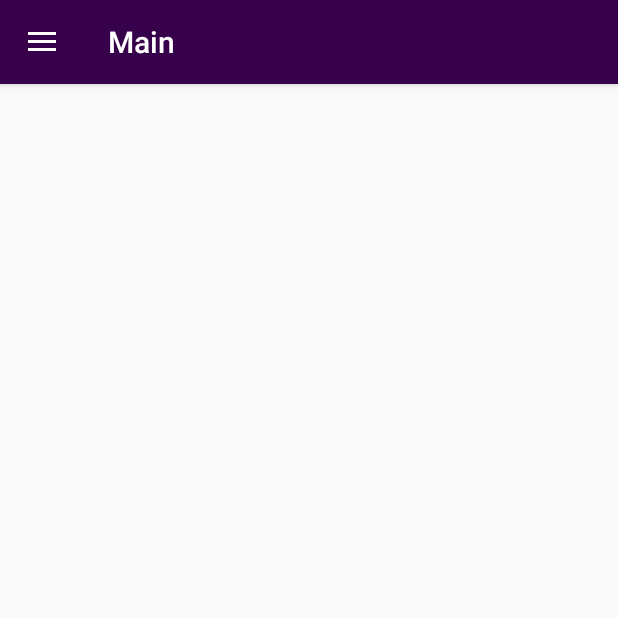
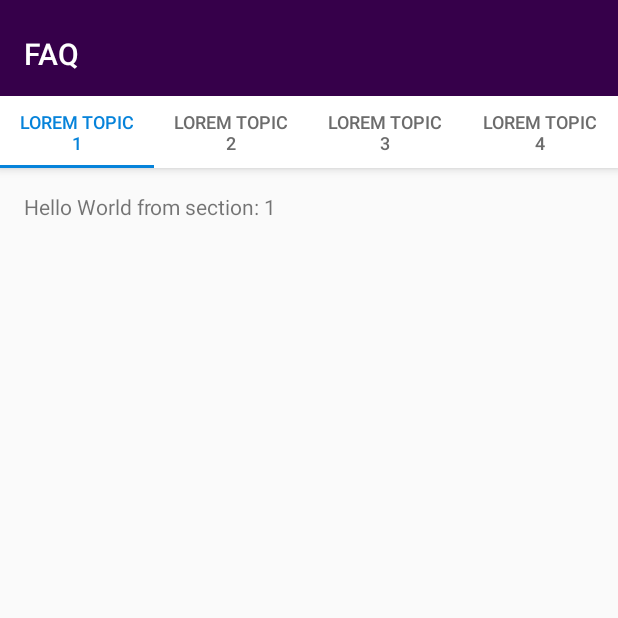
Before and after one commit to AKS1996/TIApp, an Android app: the screen it shows after launch (Main before the commit, Help after it), on a phone screen of 412 x 824 dp, the top half of it. Run offline under Robolectric (Android 15) with nearby library versions, the phone set to English and light mode, and no system bars.

```diff
--- a/app/src/main/AndroidManifest.xml
+++ b/app/src/main/AndroidManifest.xml
@@ -27,6 +27,12 @@
             android:name=".Main"
             android:label="@string/title_activity_main"
             android:theme="@style/customTheme.NoActionBar">
+        </activity>
+        <activity
+            android:name=".Help"
+            android:label="@string/title_activity_help"
+            android:theme="@style/customTheme" />
+        <activity android:name=".MainActivity">
             <intent-filter>
                 <action android:name="android.intent.action.MAIN" />
 
--- /dev/null
+++ b/app/src/main/java/com/example/tiapp/Help.java
@@ -0,0 +1,94 @@
+package com.example.tiapp;
+
+import android.support.design.widget.TabLayout;
+
+import android.support.v4.app.Fragment;
+import android.support.v4.app.FragmentManager;
+import android.support.v4.app.FragmentPagerAdapter;
+import android.support.v4.view.ViewPager;
+import android.os.Bundle;
+import android.support.v7.app.AppCompatActivity;
+import android.support.v7.widget.Toolbar;
+import android.view.LayoutInflater;
+import android.view.View;
+import android.view.ViewGroup;
+
+import android.widget.TextView;
+
+public class Help extends Main {
+
+    private SectionsPagerAdapter mSectionsPagerAdapter;
+    private ViewPager mViewPager;
+
+    @Override
+    protected void onCreate(Bundle savedInstanceState) {
+        super.onCreate(savedInstanceState);
+        setContentView(R.layout.activity_help);
+
+//        Toolbar toolbar = (Toolbar) findViewById(R.id.toolbar);
+//        setSupportActionBar(toolbar);
+        mSectionsPagerAdapter = new SectionsPagerAdapter(getSupportFragmentManager());
+
+        // Set up the ViewPager with the sections adapter.
+        mViewPager = (ViewPager) findViewById(R.id.container);
+        mViewPager.setAdapter(mSectionsPagerAdapter);
+
+        TabLayout tabLayout = (TabLayout) findViewById(R.id.tabs);
+
+        mViewPager.addOnPageChangeListener(new TabLayout.TabLayoutOnPageChangeListener(tabLayout));
+        tabLayout.addOnTabSelectedListener(new TabLayout.ViewPagerOnTabSelectedListener(mViewPager));
+
+    }
+
+    public static class PlaceholderFragment extends Fragment {
+        private static final String ARG_SECTION_NUMBER = "section_number";
+
+        public PlaceholderFragment() {
+        }
+
+        /**
+         * Returns a new instance of this fragment for the given section
+         * number.
+         */
+        public static PlaceholderFragment newInstance(int sectionNumber) {
+            PlaceholderFragment fragment = new PlaceholderFragment();
+            Bundle args = new Bundle();
+            args.putInt(ARG_SECTION_NUMBER, sectionNumber);
+            fragment.setArguments(args);
+            return fragment;
+        }
+
+        @Override
+        public View onCreateView(LayoutInflater inflater, ViewGroup container,
+                                 Bundle savedInstanceState) {
+            View rootView = inflater.inflate(R.layout.fragment_help, container, false);
+            TextView textView = (TextView) rootView.findViewById(R.id.section_label);
+            textView.setText(getString(R.string.section_format, getArguments().getInt(ARG_SECTION_NUMBER)));
+            return rootView;
+        }
+    }
+
+    /**
+     * A {@link FragmentPagerAdapter} that returns a fragment corresponding to
+     * one of the sections/tabs/pages.
+     */
+    public class SectionsPagerAdapter extends FragmentPagerAdapter {
+
+        public SectionsPagerAdapter(FragmentManager fm) {
+            super(fm);
+        }
+
+        @Override
+        public Fragment getItem(int position) {
+            // getItem is called to instantiate the fragment for the given page.
+            // Return a PlaceholderFragment (defined as a static inner class below).
+            return PlaceholderFragment.newInstance(position + 1);
+        }
+
+        @Override
+        public int getCount() {
+            // Show 4 total pages.
+            return 4;
+        }
+    }
+}
--- /dev/null
+++ b/app/src/main/java/com/example/tiapp/MainActivity.java
@@ -0,0 +1,25 @@
+package com.example.tiapp;
+
+import android.content.Intent;
+import android.support.v7.app.AppCompatActivity;
+import android.os.Bundle;
+
+public class MainActivity extends AppCompatActivity {
+
+    @Override
+    protected void onCreate(Bundle savedInstanceState) {
+        super.onCreate(savedInstanceState);
+        setContentView(R.layout.activity_main);
+
+        startActivity(new Intent(this, Help.class));
+//        startActivity(new Intent(this, Main.class));
+//        startActivityForResult(new Intent(this, DotClass.class),1);
+//        SharedPreferences settings = getSharedPreferences("prefs", 0);
+//        if ( settings.getBoolean("newUser", true)) {
+//            startActivity(new Intent(Main.this, LoginActivity.class));
+//        }
+//        if ( settings.getBoolean("firstRun", true)) {
+//            startActivity(new Intent(Main.this, WelcomeViewFlipper.class));
+//        }
+    }
+}
--- /dev/null
+++ b/app/src/main/res/layout/activity_help.xml
@@ -0,0 +1,72 @@
+<?xml version="1.0" encoding="utf-8"?>
+<android.support.design.widget.CoordinatorLayout xmlns:android="http://schemas.android.com/apk/res/android"
+    xmlns:app="http://schemas.android.com/apk/res-auto"
+    xmlns:tools="http://schemas.android.com/tools"
+    android:id="@+id/main_content"
+    android:layout_width="match_parent"
+    android:layout_height="match_parent"
+    android:fitsSystemWindows="true"
+    tools:context="com.example.tiapp.Help">
+
+    <android.support.design.widget.AppBarLayout
+        android:id="@+id/appbar"
+        android:layout_width="match_parent"
+        android:layout_height="wrap_content"
+        android:paddingTop="@dimen/appbar_padding_top"
+        android:theme="@style/customTheme.AppBarOverlay">
+
+        <android.support.v7.widget.Toolbar
+            android:id="@+id/toolbar"
+            android:layout_width="match_parent"
+            android:layout_height="?attr/actionBarSize"
+            android:layout_weight="1"
+            android:background="?attr/colorPrimary"
+            app:layout_scrollFlags="scroll|enterAlways"
+            app:popupTheme="@style/customTheme.PopupOverlay"
+            app:title="FAQ">
+
+        </android.support.v7.widget.Toolbar>
+
+        <android.support.design.widget.TabLayout
+            android:id="@+id/tabs"
+            android:background="@color/white"
+            app:tabIndicatorColor="@color/navyBlue"
+            app:tabSelectedTextColor="@color/navyBlue"
+            app:tabTextColor="@color/d_grey"
+            android:layout_width="match_parent"
+            android:layout_height="wrap_content">
+
+            <android.support.design.widget.TabItem
+                android:id="@+id/tabItem"
+                android:layout_width="wrap_content"
+                android:layout_height="wrap_content"
+                android:text="@string/tab_text_1" />
+
+            <android.support.design.widget.TabItem
+                android:id="@+id/tabItem2"
+                android:layout_width="wrap_content"
+                android:layout_height="wrap_content"
+                android:text="@string/tab_text_2" />
+
+            <android.support.design.widget.TabItem
+                android:id="@+id/tabItem3"
+                android:layout_width="wrap_content"
+                android:layout_height="wrap_content"
+                android:text="@string/tab_text_3" />
+
+            <android.support.design.widget.TabItem
+                android:id="@+id/tabItem4"
+                android:layout_width="wrap_content"
+                android:layout_height="wrap_content"
+                android:text="@string/tab_text_4" />
+
+        </android.support.design.widget.TabLayout>
+    </android.support.design.widget.AppBarLayout>
+
+    <android.support.v4.view.ViewPager
+        android:id="@+id/container"
+        android:layout_width="match_parent"
+        android:layout_height="match_parent"
+        app:layout_behavior="@string/appbar_scrolling_view_behavior" />
+
+</android.support.design.widget.CoordinatorLayout>
--- /dev/null
+++ b/app/src/main/res/layout/activity_main.xml
@@ -0,0 +1,9 @@
+<?xml version="1.0" encoding="utf-8"?>
+<android.support.constraint.ConstraintLayout xmlns:android="http://schemas.android.com/apk/res/android"
+    xmlns:app="http://schemas.android.com/apk/res-auto"
+    xmlns:tools="http://schemas.android.com/tools"
+    android:layout_width="match_parent"
+    android:layout_height="match_parent"
+    tools:context="com.example.tiapp.MainActivity">
+
+</android.support.constraint.ConstraintLayout>
--- /dev/null
+++ b/app/src/main/res/layout/fragment_help.xml
@@ -0,0 +1,22 @@
+<android.support.constraint.ConstraintLayout xmlns:android="http://schemas.android.com/apk/res/android"
+    xmlns:app="http://schemas.android.com/apk/res-auto"
+    xmlns:tools="http://schemas.android.com/tools"
+    android:id="@+id/constraintLayout"
+    android:layout_width="match_parent"
+    android:layout_height="match_parent"
+    tools:context="com.example.tiapp.Help$PlaceholderFragment">
+
+    <TextView
+        android:id="@+id/section_label"
+        android:layout_width="wrap_content"
+        android:layout_height="wrap_content"
+        android:layout_marginBottom="@dimen/activity_vertical_margin"
+        android:layout_marginEnd="@dimen/activity_horizontal_margin"
+        android:layout_marginStart="@dimen/activity_horizontal_margin"
+        android:layout_marginTop="@dimen/activity_vertical_margin"
+        app:layout_constraintLeft_toLeftOf="parent"
+        app:layout_constraintTop_toTopOf="@+id/constraintLayout"
+        tools:layout_constraintLeft_creator="1"
+        tools:layout_constraintTop_creator="1" />
+
+</android.support.constraint.ConstraintLayout>
--- a/app/src/main/res/values-v21/styles.xml
+++ /dev/null
@@ -1,8 +0,0 @@
-<resources>
-
-    <style name="customTheme.NoActionBar">
-        <item name="windowActionBar">false</item>
-        <item name="windowNoTitle">true</item>
-        <item name="android:statusBarColor">@color/violet</item>
-    </style>
-</resources>
--- /dev/null
+++ b/app/src/main/res/values-w820dp/dimens.xml
@@ -0,0 +1,6 @@
+<resources>
+    <!-- Example customization of dimensions originally defined in res/values/dimens.xml
+         (such as screen margins) for screens with more than 820dp of available width. This
+         would include 7" and 10" devices in landscape (~960dp and ~1280dp respectively). -->
+    <dimen name="activity_horizontal_margin">64dp</dimen>
+</resources>
--- a/app/src/main/res/values/colors.xml
+++ b/app/src/main/res/values/colors.xml
@@ -13,4 +13,5 @@
     <color name="material_stepper_bottom_bar">#4C006C</color>
     <color name="material_stepper_bottom_bar_text">#FF7400</color>
     <color name="l_grey">#EAEAEA</color>
+    <color name="d_grey">#6C6C6C</color>
 </resources>
--- a/app/src/main/res/values/dimens.xml
+++ b/app/src/main/res/values/dimens.xml
@@ -5,4 +5,5 @@
     <dimen name="nav_header_vertical_spacing">8dp</dimen>
     <dimen name="nav_header_height">176dp</dimen>
     <dimen name="fab_margin">16dp</dimen>
+    <dimen name="appbar_padding_top">8dp</dimen>
 </resources>
--- a/app/src/main/res/values/strings.xml
+++ b/app/src/main/res/values/strings.xml
@@ -16,4 +16,10 @@
 
     <string name="navigation_drawer_open">Open navigation drawer</string>
     <string name="navigation_drawer_close">Close navigation drawer</string>
+    <string name="title_activity_help">Help</string>
+    <string name="tab_text_1">Lorem Topic 1</string>
+    <string name="tab_text_2">Lorem Topic 2</string>
+    <string name="tab_text_3">Lorem Topic 3</string>
+    <string name="tab_text_4">Lorem Topic 4</string>
+    <string name="section_format">Hello World from section: %1$d</string>
 </resources>
--- a/app/src/main/res/values/styles.xml
+++ b/app/src/main/res/values/styles.xml
@@ -4,6 +4,8 @@
         <item name="colorPrimary">@color/colorPrimary</item>
         <item name="colorPrimaryDark">@color/colorPrimaryDark</item>
         <item name="colorAccent">@color/colorAccent</item>
+        <item name="windowActionBar">false</item>
+        <item name="windowNoTitle">true</item>
     </style>
 
     <style name="AppTheme.NoActionBar">
@@ -19,6 +21,8 @@
         <item name="colorPrimary">@color/violetTitleBar</item>
         <item name="colorPrimaryDark">@color/colorPrimaryDark</item>
         <item name="colorAccent">@color/colorAccent</item>
+        <item name="windowActionBar">true</item>
+        <item name="windowNoTitle">true</item>
         <item name="android:statusBarColor">@color/violet</item>
     </style>
 
```
Also changed, not shown: app/src/main/java/com/example/tiapp/Main.java (+1 -8 lines).
